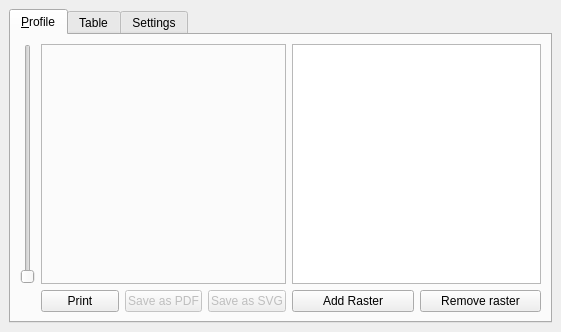
Before: the Qt Designer form ui/profiletool.ui in etiennesky/profiletool, drawn with Qt 5.
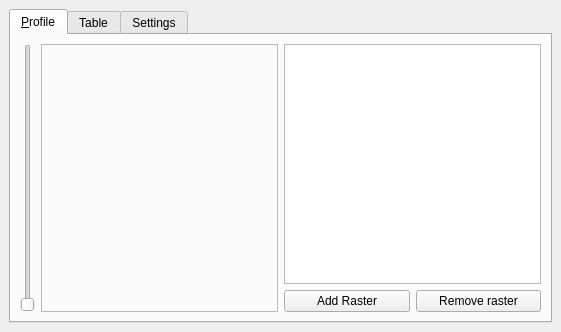
After: the same form once the commit is applied.

```diff
--- a/ui/profiletool.ui
+++ b/ui/profiletool.ui
@@ -69,73 +69,6 @@
               </property>
              </widget>
             </item>
-            <item row="1" column="1">
-             <layout class="QHBoxLayout" name="_26">
-              <item>
-               <widget class="QPushButton" name="butPrint">
-                <property name="sizePolicy">
-                 <sizepolicy hsizetype="Minimum" vsizetype="Preferred">
-                  <horstretch>0</horstretch>
-                  <verstretch>0</verstretch>
-                 </sizepolicy>
-                </property>
-                <property name="minimumSize">
-                 <size>
-                  <width>10</width>
-                  <height>20</height>
-                 </size>
-                </property>
-                <property name="text">
-                 <string>Print</string>
-                </property>
-               </widget>
-              </item>
-              <item>
-               <widget class="QPushButton" name="butPDF">
-                <property name="enabled">
-                 <bool>false</bool>
-                </property>
-                <property name="sizePolicy">
-                 <sizepolicy hsizetype="Minimum" vsizetype="Preferred">
-                  <horstretch>0</horstretch>
-                  <verstretch>0</verstretch>
-                 </sizepolicy>
-                </property>
-                <property name="minimumSize">
-                 <size>
-                  <width>10</width>
-                  <height>20</height>
-                 </size>
-                </property>
-                <property name="text">
-                 <string>Save as PDF</string>
-                </property>
-               </widget>
-              </item>
-              <item>
-               <widget class="QPushButton" name="butSVG">
-                <property name="enabled">
-                 <bool>false</bool>
-                </property>
-                <property name="sizePolicy">
-                 <sizepolicy hsizetype="Minimum" vsizetype="Fixed">
-                  <horstretch>0</horstretch>
-                  <verstretch>0</verstretch>
-                 </sizepolicy>
-                </property>
-                <property name="minimumSize">
-                 <size>
-                  <width>10</width>
-                  <height>20</height>
-                 </size>
-                </property>
-                <property name="text">
-                 <string>Save as SVG</string>
-                </property>
-               </widget>
-              </item>
-             </layout>
-            </item>
             <item row="0" column="1">
              <widget class="QFrame" name="frame_for_plot">
               <property name="frameShape">
```
Left out of the diff: 4 changed lines with no effect on the pictures.
